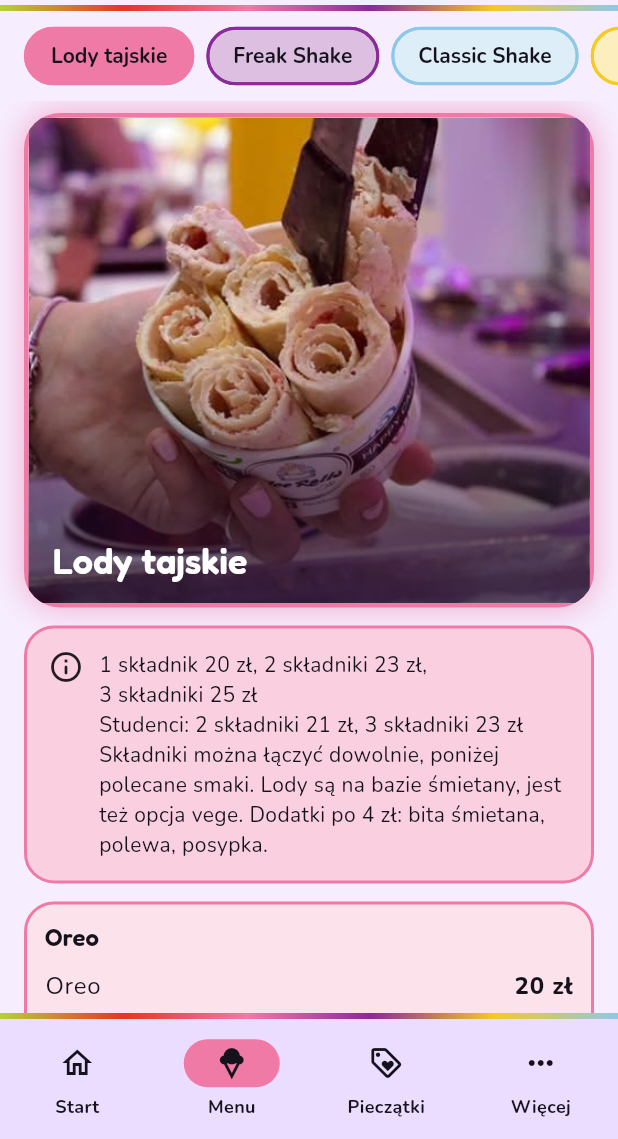
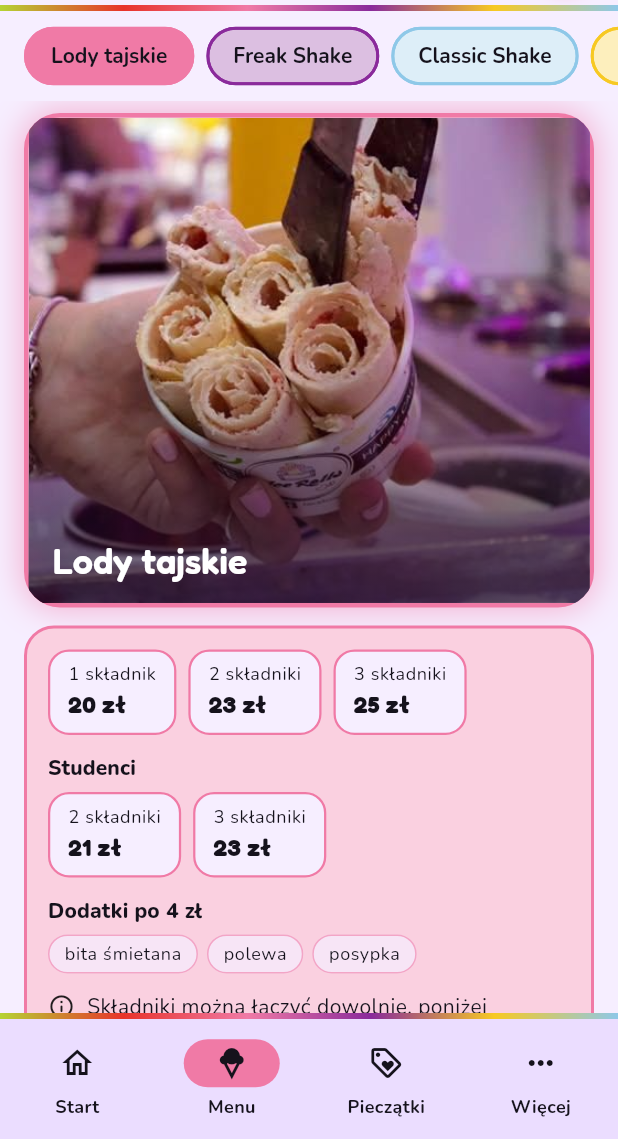
Before and after one commit to Przepiores/Rollls, a Flutter app: the screen it shows after launch, item 2 of the bottom bar chosen, on a phone screen of 412 x 824 dp, the part 97-1236 px from its top. Run offline on Flutter 3.47's test engine with Material 3 defaults, Android fonts, the phone set to English and light mode, and no system bars; our stand-ins replace cloud_firestore, firebase_auth, firebase_core, flutter_riverpod, go_router, google_fonts and 1 more; missing offline and left inert: mobile_scanner; accounts and stored records are empty; generated files the repository leaves out were written again.

Commit message:
Ładniejsza ramka z informacją nad menu kategorii
Notatka kategorii jest rozbijana na kafelki z cenami, listę dodatków
pod nagłówkiem i krótki opis. Działa na zwykłym tekście, więc także
na notatkach z bazy.

Co-Authored-By: Claude Opus 5.5 <noreply@anthropic.com>
Claude-Session: https://claude.ai/code/session_01JaDu18Fbb9LxrJeM4qcifb

```diff
--- a/lib/data/menu_data.dart
+++ b/lib/data/menu_data.dart
@@ -17,12 +17,14 @@ const categories = [
     note: L(
       '1\u00a0składnik\u00a020\u00a0zł, 2\u00a0składniki\u00a023\u00a0zł, 3\u00a0składniki\u00a025\u00a0zł\n'
           'Studenci: 2\u00a0składniki\u00a021\u00a0zł, 3\u00a0składniki\u00a023\u00a0zł\n'
+          'Dodatki po 4\u00a0zł: bita śmietana, polewa, posypka\n'
           'Składniki można łączyć dowolnie, poniżej polecane smaki. Lody są na bazie śmietany, '
-          'jest też opcja vege. Dodatki po 4 zł: bita śmietana, polewa, posypka.',
+          'jest też opcja vege.',
       '1\u00a0ingredient\u00a020\u00a0zł, 2\u00a0ingredients\u00a023\u00a0zł, 3\u00a0ingredients\u00a025\u00a0zł\n'
           'Students: 2\u00a0ingredients\u00a021\u00a0zł, 3\u00a0ingredients\u00a023\u00a0zł\n'
+          'Extras 4\u00a0zł each: whipped cream, sauce, sprinkles\n'
           'Mix any ingredients you like, below are our favourite combos. Made with cream, '
-          'vegan option available. Extras 4 zł each: whipped cream, sauce, sprinkles.',
+          'vegan option available.',
     ),
   ),
   MenuCategory(
--- a/lib/screens/menu_screen.dart
+++ b/lib/screens/menu_screen.dart
@@ -4,6 +4,7 @@ import 'package:flutter_riverpod/flutter_riverpod.dart';
 import '../data/models.dart';
 import '../state.dart';
 import '../theme.dart';
+import '../widgets/category_note.dart';
 import '../widgets/common.dart';
 
 class MenuScreen extends ConsumerStatefulWidget {
@@ -60,7 +61,7 @@ class _MenuScreenState extends ConsumerState<MenuScreen> {
               padding: const EdgeInsets.fromLTRB(16, 8, 16, 24),
               children: [
                 if (cat.image != null) _CategoryBanner(category: cat, locale: locale),
-                if (cat.note != null) _CategoryNote(text: cat.note!.of(locale), color: cat.color),
+                if (cat.note != null) CategoryNote(text: cat.note!.of(locale), color: cat.color),
                 for (final entry in _grouped(items))
                   if (entry.$1 == null)
                     for (final item in entry.$2)
@@ -141,33 +142,6 @@ class _CategoryBanner extends StatelessWidget {
               style: Theme.of(context).textTheme.headlineSmall?.copyWith(color: Colors.white),
             ),
           ),
-        ],
-      ),
-    );
-  }
-}
-
-class _CategoryNote extends StatelessWidget {
-  const _CategoryNote({required this.text, required this.color});
-  final String text;
-  final Color color;
-
-  @override
-  Widget build(BuildContext context) {
-    return Container(
-      margin: const EdgeInsets.only(bottom: 12),
-      padding: const EdgeInsets.all(14),
-      decoration: BoxDecoration(
-        color: tint(context, color, light: 0.35, dark: 0.25),
-        borderRadius: BorderRadius.circular(20),
-        border: Border.all(color: color, width: 2),
-      ),
-      child: Row(
-        crossAxisAlignment: CrossAxisAlignment.start,
-        children: [
-          const Icon(Icons.info_outline_rounded),
-          const SizedBox(width: 10),
-          Expanded(child: Text(text, style: Theme.of(context).textTheme.bodyMedium)),
         ],
       ),
     );
--- /dev/null
+++ b/lib/widgets/category_note.dart
@@ -0,0 +1,219 @@
+import 'package:flutter/material.dart';
+
+import '../theme.dart';
+
+/// Jedna część notatki kategorii po rozbiciu zwykłego tekstu.
+sealed class NoteBlock {
+  const NoteBlock();
+}
+
+/// Ceny w kafelkach, np. „1 składnik · 20 zł”. [label] to np. „Studenci”.
+class PriceBlock extends NoteBlock {
+  const PriceBlock(this.prices, {this.label});
+  final String? label;
+  final List<(String name, String price)> prices;
+}
+
+/// Lista dodatków pod nagłówkiem z ceną, np. „Dodatki po 4 zł”.
+class TagBlock extends NoteBlock {
+  const TagBlock(this.heading, this.tags);
+  final String heading;
+  final List<String> tags;
+}
+
+/// Zwykły opis.
+class TextBlock extends NoteBlock {
+  const TextBlock(this.text);
+  final String text;
+}
+
+final _sentenceBreak = RegExp(r'(?<=\.)\s+(?=[A-ZĄĆĘŁŃÓŚŹŻ0-9])');
+final _label = RegExp(r'^([^:]{1,30}):\s*(.+)$');
+final _itemBreak = RegExp(r',\s+|\s+·\s+');
+const _amount = r'\+?\d+(?:[,.]\d{1,2})?\s*zł';
+final _nameThenPrice = RegExp('^(.*?)\\s*($_amount)\$');
+final _priceThenName = RegExp('^($_amount)\\s+(.+)\$');
+final _hasPrice = RegExp(_amount);
+
+String _clean(String s) => s.trim().replaceAll(RegExp(r'\.$'), '').trim();
+
+(String, String)? _price(String item) {
+  final a = _nameThenPrice.firstMatch(item);
+  if (a != null) return (a.group(1)!.trim(), a.group(2)!);
+  final b = _priceThenName.firstMatch(item);
+  if (b != null) return (b.group(2)!.trim(), b.group(1)!);
+  return null;
+}
+
+/// Rozbija notatkę na ceny, listy dodatków i opis.
+///
+/// Notatki to zwykły tekst (także te z bazy), więc formatowanie wynika
+/// z samej treści: linie, zdania, „Etykieta: a, b, c” i kwoty w zł.
+List<NoteBlock> parseNote(String note) {
+  final blocks = <NoteBlock>[];
+  void add(NoteBlock b) {
+    final last = blocks.lastOrNull;
+    // Sąsiednie ceny bez etykiety i sąsiednie zdania łączymy w jeden blok.
+    if (b is PriceBlock && b.label == null && last is PriceBlock && last.label == null) {
+      blocks[blocks.length - 1] = PriceBlock([...last.prices, ...b.prices]);
+    } else if (b is TextBlock && last is TextBlock) {
+      blocks[blocks.length - 1] = TextBlock('${last.text} ${b.text}');
+    } else {
+      blocks.add(b);
+    }
+  }
+
+  for (final line in note.split('\n')) {
+    for (final raw in line.trim().split(_sentenceBreak)) {
+      final sentence = raw.trim();
+      if (sentence.isEmpty) continue;
+      final m = _label.firstMatch(_clean(sentence));
+      final label = m?.group(1)?.trim();
+      final items = _clean(m?.group(2) ?? sentence).split(_itemBreak).map(_clean).where((s) => s.isNotEmpty).toList();
+      final prices = items.map(_price).toList();
+      if (prices.isNotEmpty && prices.every((p) => p != null)) {
+        add(PriceBlock([for (final p in prices) p!], label: label));
+      } else if (label != null && _hasPrice.hasMatch(label) && items.length > 1) {
+        add(TagBlock(label, items));
+      } else {
+        add(TextBlock(sentence));
+      }
+    }
+  }
+  return blocks;
+}
+
+/// Ramka z informacją nad listą pozycji kategorii.
+class CategoryNote extends StatelessWidget {
+  const CategoryNote({super.key, required this.text, required this.color});
+  final String text;
+  final Color color;
+
+  @override
+  Widget build(BuildContext context) {
+    final blocks = parseNote(text);
+    return Container(
+      width: double.infinity,
+      margin: const EdgeInsets.only(bottom: 12),
+      padding: const EdgeInsets.all(14),
+      decoration: BoxDecoration(
+        color: tint(context, color, light: 0.35, dark: 0.25),
+        borderRadius: BorderRadius.circular(20),
+        border: Border.all(color: color, width: 2),
+      ),
+      child: Column(
+        crossAxisAlignment: CrossAxisAlignment.start,
+        children: [
+          for (final (i, b) in blocks.indexed) ...[
+            if (i > 0) const SizedBox(height: 12),
+            switch (b) {
+              PriceBlock() => _Prices(block: b, color: color),
+              TagBlock() => _Tags(block: b, color: color),
+              TextBlock() => _Text(text: b.text),
+            },
+          ],
+        ],
+      ),
+    );
+  }
+}
+
+class _Heading extends StatelessWidget {
+  const _Heading(this.text);
+  final String text;
+
+  @override
+  Widget build(BuildContext context) => Padding(
+    padding: const EdgeInsets.only(bottom: 6),
+    child: Text(text, style: Theme.of(context).textTheme.titleSmall?.copyWith(fontWeight: FontWeight.w800)),
+  );
+}
+
+class _Prices extends StatelessWidget {
+  const _Prices({required this.block, required this.color});
+  final PriceBlock block;
+  final Color color;
+
+  @override
+  Widget build(BuildContext context) {
+    final text = Theme.of(context).textTheme;
+    final surface = Theme.of(context).colorScheme.surface;
+    return Column(
+      crossAxisAlignment: CrossAxisAlignment.start,
+      children: [
+        if (block.label != null) _Heading(block.label!),
+        Wrap(
+          spacing: 8,
+          runSpacing: 8,
+          children: [
+            for (final (name, price) in block.prices)
+              Container(
+                padding: const EdgeInsets.symmetric(horizontal: 12, vertical: 7),
+                decoration: BoxDecoration(
+                  color: surface,
+                  borderRadius: BorderRadius.circular(14),
+                  border: Border.all(color: color, width: 1.5),
+                ),
+                child: Column(
+                  mainAxisSize: MainAxisSize.min,
+                  crossAxisAlignment: CrossAxisAlignment.start,
+                  children: [
+                    if (name.isNotEmpty) Text(name, style: text.bodySmall),
+                    Text(price, style: text.titleMedium?.copyWith(fontWeight: FontWeight.w800)),
+                  ],
+                ),
+              ),
+          ],
+        ),
+      ],
+    );
+  }
+}
+
+class _Tags extends StatelessWidget {
+  const _Tags({required this.block, required this.color});
+  final TagBlock block;
+  final Color color;
+
+  @override
+  Widget build(BuildContext context) {
+    final surface = Theme.of(context).colorScheme.surface;
+    return Column(
+      crossAxisAlignment: CrossAxisAlignment.start,
+      children: [
+        _Heading(block.heading),
+        Wrap(
+          spacing: 6,
+          runSpacing: 6,
+          children: [
+            for (final tag in block.tags)
+              Container(
+                padding: const EdgeInsets.symmetric(horizontal: 10, vertical: 4),
+                decoration: BoxDecoration(
+                  color: surface.withValues(alpha: 0.7),
+                  borderRadius: BorderRadius.circular(999),
+                  border: Border.all(color: color.withValues(alpha: 0.6)),
+                ),
+                child: Text(tag, style: Theme.of(context).textTheme.bodySmall),
+              ),
+          ],
+        ),
+      ],
+    );
+  }
+}
+
+class _Text extends StatelessWidget {
+  const _Text({required this.text});
+  final String text;
+
+  @override
+  Widget build(BuildContext context) => Row(
+    crossAxisAlignment: CrossAxisAlignment.start,
+    children: [
+      const Padding(padding: EdgeInsets.only(top: 1), child: Icon(Icons.info_outline_rounded, size: 18)),
+      const SizedBox(width: 8),
+      Expanded(child: Text(text, style: Theme.of(context).textTheme.bodyMedium)),
+    ],
+  );
+}
```
Also changed, not shown: 1 other file.
